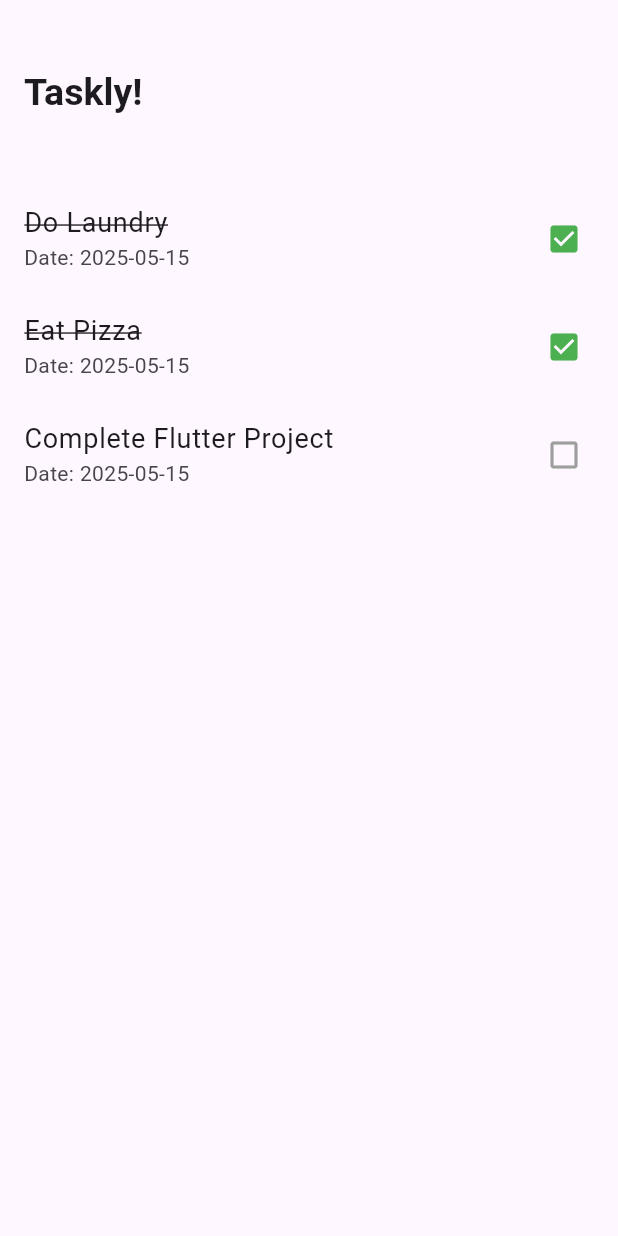
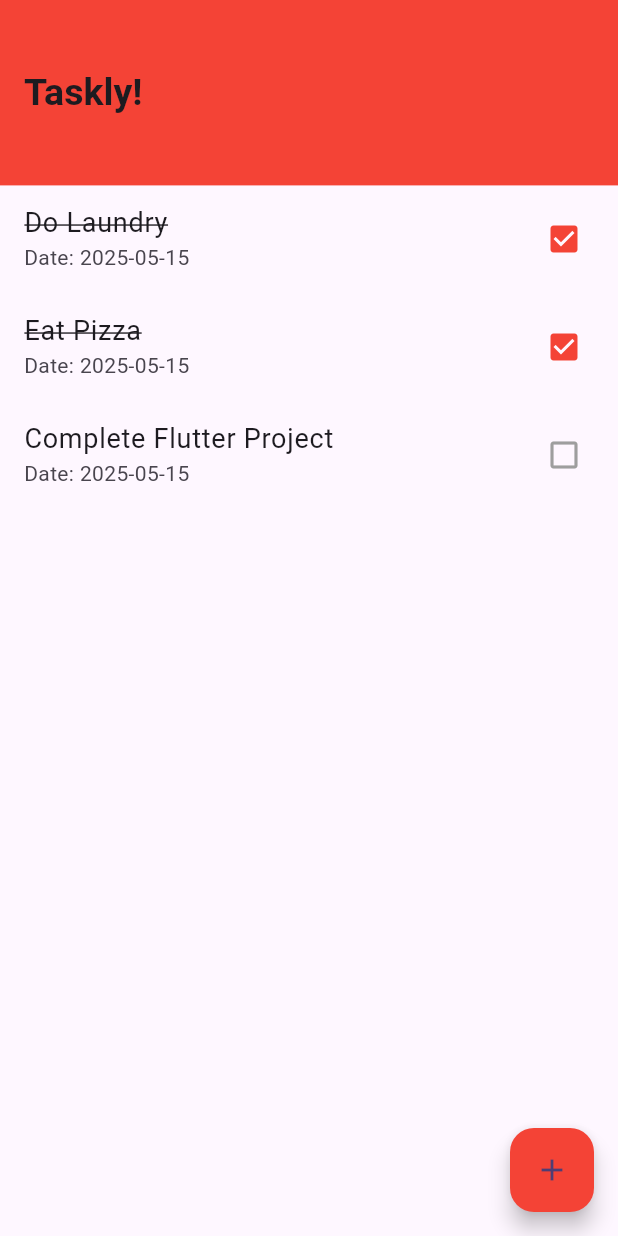
Before and after one commit to RANGIRA46/taskly_app, a Flutter app: the screen it shows after launch, on a phone screen of 412 x 824 dp. Run offline on Flutter 3.47's test engine with Material 3 defaults, Android fonts, the phone set to English and light mode, and no system bars.

Commit message:
created a floating action button widget

```diff
--- a/lib/pages/home_page.dart
+++ b/lib/pages/home_page.dart
@@ -10,8 +10,9 @@ class HomePage extends StatefulWidget {
 class _HomePageState extends State<HomePage> {
   late double _deviceHeight, _deviceWidth;
 
-  // Use Dart's built-in DateTime for current date
-  final String _currentDate = "${DateTime.now().year}-${DateTime.now().month.toString().padLeft(2, '0')}-${DateTime.now().day.toString().padLeft(2, '0')}";
+  // Use Dart's built-in DateTime for the current date
+  final String _currentDate =
+      "${DateTime.now().year}-${DateTime.now().month.toString().padLeft(2, '0')}-${DateTime.now().day.toString().padLeft(2, '0')}";
 
   // Example: List of tasks with completion status
   final List<Map<String, dynamic>> _tasks = [
@@ -28,12 +29,14 @@ class _HomePageState extends State<HomePage> {
     return Scaffold(
       appBar: AppBar(
         toolbarHeight: _deviceHeight * 0.15,
+        backgroundColor: Colors.red, // Set AppBar color to red
         title: const Text(
           "Taskly!",
           style: TextStyle(fontSize: 25, fontWeight: FontWeight.bold),
         ),
       ),
       body: _taskslist(),
+      floatingActionButton: _addTaskButton(),
     );
   }
 
@@ -55,7 +58,9 @@ class _HomePageState extends State<HomePage> {
           subtitle: Text("Date: $_currentDate"), // Subtitle with current date
           trailing: Icon(
             task["completed"] ? Icons.check_box : Icons.check_box_outline_blank,
-            color: task["completed"] ? Colors.green : Colors.grey, // Checkbox icon
+            color: task["completed"]
+                ? Colors.red
+                : Colors.grey, // Checkbox color changed to red for completed
           ),
           onTap: () {
             setState(() {
@@ -67,4 +72,14 @@ class _HomePageState extends State<HomePage> {
       },
     );
   }
+
+  Widget _addTaskButton() {
+    return FloatingActionButton(
+      onPressed: () {
+        // Action for adding a new task can go here
+      },
+      child: const Icon(Icons.add),
+      backgroundColor: Colors.red, // Set FloatingActionButton color to red
+    );
+  }
 }
```
